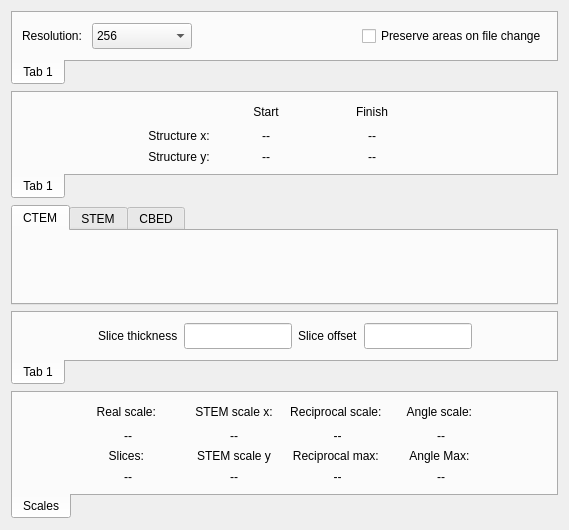
Before: the Qt Designer form src/gui/dialogs/settings/frames/arealayoutframe.ui in JJPPeters/clTEM, drawn with Qt 5.
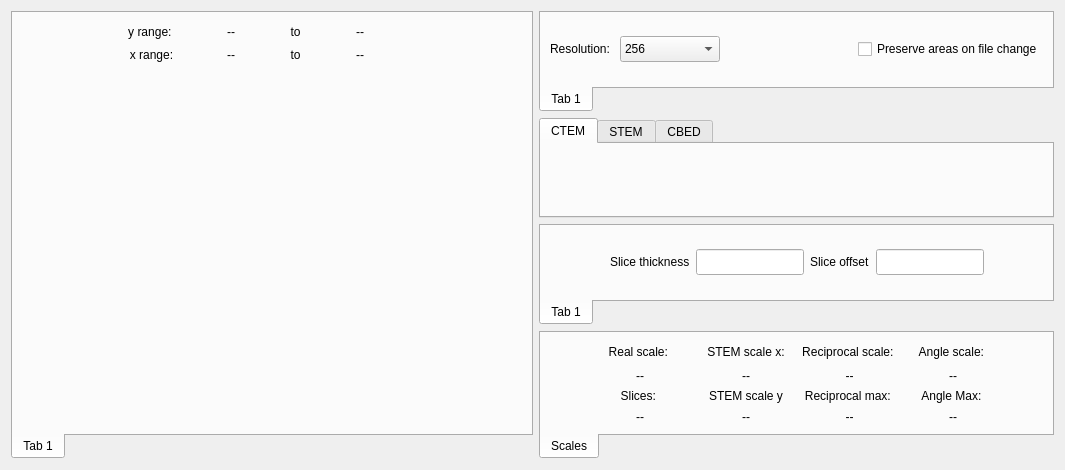
After: the same form once the commit is applied. Custom widgets are drawn as their Qt base class.

Commit message: Added basic plotting of structure using QCustomPlot  - performance is OK, but not the best  - cleaned up a few bits of code  - left testing code in (like for opengl)

Patch:
```diff
--- a/src/gui/dialogs/settings/frames/arealayoutframe.ui
+++ b/src/gui/dialogs/settings/frames/arealayoutframe.ui
@@ -6,15 +6,115 @@
    <rect>
     <x>0</x>
     <y>0</y>
-    <width>569</width>
-    <height>530</height>
+    <width>1063</width>
+    <height>470</height>
    </rect>
   </property>
   <property name="windowTitle">
    <string>Form</string>
   </property>
-  <layout class="QGridLayout" name="gridLayout" rowstretch="0,0,1,0,0" columnstretch="0" rowminimumheight="0,0,0,0,0">
-   <item row="2" column="0">
+  <layout class="QGridLayout" name="gridLayout" rowstretch="0,0,0,0,0" columnstretch="1,0">
+   <item row="0" column="1">
+    <widget class="tabPanel" name="tabGeneralWidget">
+     <property name="sizePolicy">
+      <sizepolicy hsizetype="Minimum" vsizetype="Minimum">
+       <horstretch>0</horstretch>
+       <verstretch>0</verstretch>
+      </sizepolicy>
+     </property>
+     <property name="tabPosition">
+      <enum>QTabWidget::South</enum>
+     </property>
+     <property name="currentIndex">
+      <number>0</number>
+     </property>
+     <widget class="QWidget" name="tab_3">
+      <attribute name="title">
+       <string>Tab 1</string>
+      </attribute>
+      <layout class="QGridLayout" name="gridLayout_5">
+       <item row="0" column="2">
+        <spacer name="horizontalSpacer">
+         <property name="orientation">
+          <enum>Qt::Horizontal</enum>
+         </property>
+         <property name="sizeHint" stdset="0">
+          <size>
+           <width>40</width>
+           <height>20</height>
+          </size>
+         </property>
+        </spacer>
+       </item>
+       <item row="0" column="3">
+        <widget class="QCheckBox" name="chkKeep">
+         <property name="text">
+          <string>Preserve areas on file change</string>
+         </property>
+        </widget>
+       </item>
+       <item row="0" column="0">
+        <widget class="QLabel" name="label">
+         <property name="text">
+          <string>Resolution: </string>
+         </property>
+        </widget>
+       </item>
+       <item row="0" column="1">
+        <widget class="QComboBox" name="cmbResolution">
+         <property name="minimumSize">
+          <size>
+           <width>100</width>
+           <height>26</height>
+          </size>
+         </property>
+         <item>
+          <property name="text">
+           <string>256</string>
+          </property>
+         </item>
+         <item>
+          <property name="text">
+           <string>512</string>
+          </property>
+         </item>
+         <item>
+          <property name="text">
+           <string>768</string>
+          </property>
+         </item>
+         <item>
+          <property name="text">
+           <string>1024</string>
+          </property>
+         </item>
+         <item>
+          <property name="text">
+           <string>1536</string>
+          </property>
+         </item>
+         <item>
+          <property name="text">
+           <string>2048</string>
+          </property>
+         </item>
+         <item>
+          <property name="text">
+           <string>3072</string>
+          </property>
+         </item>
+         <item>
+          <property name="text">
+           <string>4096</string>
+          </property>
+         </item>
+        </widget>
+       </item>
+      </layout>
+     </widget>
+    </widget>
+   </item>
+   <item row="1" column="1">
     <widget class="QTabWidget" name="tabAreaWidget">
      <property name="sizePolicy">
       <sizepolicy hsizetype="Minimum" vsizetype="Minimum">
@@ -61,7 +161,7 @@
      </widget>
     </widget>
    </item>
-   <item row="3" column="0">
+   <item row="2" column="1">
     <widget class="tabPanel" name="tabZWidget">
      <property name="sizePolicy">
       <sizepolicy hsizetype="Minimum" vsizetype="Minimum">
@@ -144,7 +244,7 @@
      </widget>
     </widget>
    </item>
-   <item row="4" column="0">
+   <item row="3" column="1">
     <widget class="tabPanel" name="tabScaleWidget">
      <property name="sizePolicy">
       <sizepolicy hsizetype="Minimum" vsizetype="Minimum">
@@ -162,7 +262,7 @@
       <attribute name="title">
        <string>Scales</string>
       </attribute>
-      <layout class="QGridLayout" name="gridLayout_2" columnstretch="1,0,0,0,0,0,1">
+      <layout class="QGridLayout" name="gridLayout_2" columnstretch="0,0,0,0,0,0,0">
        <item row="3" column="5">
         <widget class="QLabel" name="lblAngleScale">
          <property name="text">
@@ -383,27 +483,23 @@
      </widget>
     </widget>
    </item>
-   <item row="0" column="0">
-    <widget class="tabPanel" name="tabGeneralWidget">
-     <property name="sizePolicy">
-      <sizepolicy hsizetype="Minimum" vsizetype="Minimum">
-       <horstretch>0</horstretch>
-       <verstretch>0</verstretch>
-      </sizepolicy>
-     </property>
+   <item row="0" column="0" rowspan="4">
+    <layout class="QVBoxLayout" name="verticalLayout">
+     <item>
+      <widget class="tabPanel" name="tbStructurePlot">
      <property name="tabPosition">
       <enum>QTabWidget::South</enum>
      </property>
      <property name="currentIndex">
       <number>0</number>
      </property>
-     <widget class="QWidget" name="tab_3">
+       <widget class="QWidget" name="tPlot">
       <attribute name="title">
        <string>Tab 1</string>
       </attribute>
-      <layout class="QGridLayout" name="gridLayout_5">
-       <item row="0" column="2">
-        <spacer name="horizontalSpacer">
+        <layout class="QGridLayout" name="gridLayout_4" rowstretch="0,0,1" columnstretch="1,0,0,0,0,1,0">
+         <item row="0" column="0">
+          <spacer name="horizontalSpacer_10">
          <property name="orientation">
           <enum>Qt::Horizontal</enum>
          </property>
@@ -415,159 +511,26 @@
          </property>
         </spacer>
        </item>
-       <item row="0" column="3">
-        <widget class="QCheckBox" name="chkKeep">
-         <property name="text">
-          <string>Preserve areas on file change</string>
-         </property>
-        </widget>
-       </item>
-       <item row="0" column="0">
-        <widget class="QLabel" name="label">
-         <property name="text">
-          <string>Resolution: </string>
-         </property>
-        </widget>
-       </item>
        <item row="0" column="1">
-        <widget class="QComboBox" name="cmbResolution">
-         <property name="minimumSize">
-          <size>
-           <width>100</width>
-           <height>26</height>
-          </size>
-         </property>
-         <item>
-          <property name="text">
-           <string>256</string>
-          </property>
-         </item>
-         <item>
-          <property name="text">
-           <string>512</string>
-          </property>
-         </item>
-         <item>
-          <property name="text">
-           <string>768</string>
-          </property>
-         </item>
-         <item>
-          <property name="text">
-           <string>1024</string>
-          </property>
-         </item>
-         <item>
-          <property name="text">
-           <string>1536</string>
-          </property>
-         </item>
-         <item>
-          <property name="text">
-           <string>2048</string>
-          </property>
-         </item>
-         <item>
-          <property name="text">
-           <string>3072</string>
-          </property>
-         </item>
-         <item>
-          <property name="text">
-           <string>4096</string>
-          </property>
-         </item>
-        </widget>
-       </item>
-      </layout>
-     </widget>
-    </widget>
-   </item>
-   <item row="1" column="0">
-    <widget class="tabPanel" name="tabGeneralWidget_2">
-     <property name="sizePolicy">
-      <sizepolicy hsizetype="Minimum" vsizetype="Minimum">
-       <horstretch>0</horstretch>
-       <verstretch>0</verstretch>
-      </sizepolicy>
-     </property>
-     <property name="tabPosition">
-      <enum>QTabWidget::South</enum>
-     </property>
-     <property name="currentIndex">
-      <number>0</number>
-     </property>
-     <widget class="QWidget" name="tab_4">
-      <attribute name="title">
-       <string>Tab 1</string>
-      </attribute>
-      <layout class="QGridLayout" name="gridLayout_6" columnstretch="1,0,0,0,0,1">
-       <item row="1" column="1">
-        <widget class="QLabel" name="label_16">
-         <property name="text">
-          <string>Structure x:</string>
-         </property>
-         <property name="alignment">
-          <set>Qt::AlignCenter</set>
-         </property>
-        </widget>
-       </item>
-       <item row="0" column="3">
-        <widget class="QLabel" name="label_19">
-         <property name="text">
-          <string>Finish</string>
-         </property>
-         <property name="alignment">
-          <set>Qt::AlignCenter</set>
-         </property>
-        </widget>
-       </item>
-       <item row="3" column="2">
-        <widget class="QLabel" name="lblStructStartY">
-         <property name="minimumSize">
-          <size>
-           <width>100</width>
-           <height>0</height>
-          </size>
-         </property>
-         <property name="text">
-          <string>--</string>
-         </property>
-         <property name="alignment">
-          <set>Qt::AlignCenter</set>
-         </property>
-        </widget>
-       </item>
-       <item row="1" column="2">
-        <widget class="QLabel" name="lblStructStartX">
-         <property name="minimumSize">
-          <size>
-           <width>100</width>
-           <height>0</height>
-          </size>
-         </property>
-         <property name="text">
-          <string>--</string>
-         </property>
-         <property name="alignment">
-          <set>Qt::AlignCenter</set>
-         </property>
-        </widget>
-       </item>
-       <item row="0" column="2">
-        <widget class="QLabel" name="label_18">
-         <property name="text">
-          <string>Start</string>
-         </property>
-         <property name="alignment">
-          <set>Qt::AlignCenter</set>
-         </property>
-        </widget>
-       </item>
-       <item row="3" column="1">
         <widget class="QLabel" name="label_17">
          <property name="text">
-          <string>Structure y:</string>
+            <string>y range: </string>
+           </property>
+           <property name="alignment">
+            <set>Qt::AlignCenter</set>
+           </property>
+          </widget>
+         </item>
+         <item row="1" column="4">
+          <widget class="QLabel" name="lblStructFinishY">
+           <property name="minimumSize">
+            <size>
+             <width>100</width>
+             <height>0</height>
+            </size>
+           </property>
+           <property name="text">
+            <string>--</string>
          </property>
          <property name="alignment">
           <set>Qt::AlignCenter</set>
@@ -590,21 +553,8 @@
          </property>
         </spacer>
        </item>
-       <item row="0" column="0">
-        <spacer name="horizontalSpacer_10">
-         <property name="orientation">
-          <enum>Qt::Horizontal</enum>
-         </property>
-         <property name="sizeHint" stdset="0">
-          <size>
-           <width>40</width>
-           <height>20</height>
-          </size>
-         </property>
-        </spacer>
-       </item>
-       <item row="3" column="3">
-        <widget class="QLabel" name="lblStructFinishY">
+         <item row="1" column="2">
+          <widget class="QLabel" name="lblStructStartY">
          <property name="minimumSize">
           <size>
            <width>100</width>
@@ -619,7 +569,27 @@
          </property>
         </widget>
        </item>
+         <item row="1" column="1">
+          <widget class="QLabel" name="label_16">
+           <property name="text">
+            <string>x range:</string>
+           </property>
+           <property name="alignment">
+            <set>Qt::AlignCenter</set>
+           </property>
+          </widget>
+         </item>
        <item row="1" column="3">
+          <widget class="QLabel" name="label_19">
+           <property name="text">
+            <string> to </string>
+           </property>
+           <property name="alignment">
+            <set>Qt::AlignCenter</set>
+           </property>
+          </widget>
+         </item>
+         <item row="0" column="4">
         <widget class="QLabel" name="lblStructFinishX">
          <property name="minimumSize">
           <size>
@@ -635,9 +605,47 @@
          </property>
         </widget>
        </item>
+         <item row="0" column="3">
+          <widget class="QLabel" name="label_18">
+           <property name="text">
+            <string> to </string>
+           </property>
+           <property name="alignment">
+            <set>Qt::AlignCenter</set>
+           </property>
+          </widget>
+         </item>
+         <item row="0" column="2">
+          <widget class="QLabel" name="lblStructStartX">
+           <property name="minimumSize">
+            <size>
+             <width>100</width>
+             <height>0</height>
+            </size>
+           </property>
+           <property name="text">
+            <string>--</string>
+           </property>
+           <property name="alignment">
+            <set>Qt::AlignCenter</set>
+           </property>
+          </widget>
+         </item>
+         <item row="2" column="0" colspan="7">
+          <widget class="QCustomPlot" name="pltStructure" native="true">
+           <property name="minimumSize">
+            <size>
+             <width>500</width>
+             <height>0</height>
+            </size>
+           </property>
+          </widget>
+         </item>
       </layout>
      </widget>
     </widget>
+     </item>
+    </layout>
    </item>
   </layout>
  </widget>
@@ -653,6 +661,12 @@
    <header>controls/tabpanel.h</header>
    <container>1</container>
   </customwidget>
+  <customwidget>
+   <class>QCustomPlot</class>
+   <extends>QWidget</extends>
+   <header>controls/imageplot/qcustomplot.h</header>
+   <container>1</container>
+  </customwidget>
  </customwidgets>
  <tabstops>
   <tabstop>tabAreaWidget</tabstop>
```
Left out of the diff: 3 changed lines with no effect on the pictures. Lines whose indentation alone changed are shown as unchanged. The commit also changes 8 other files.
